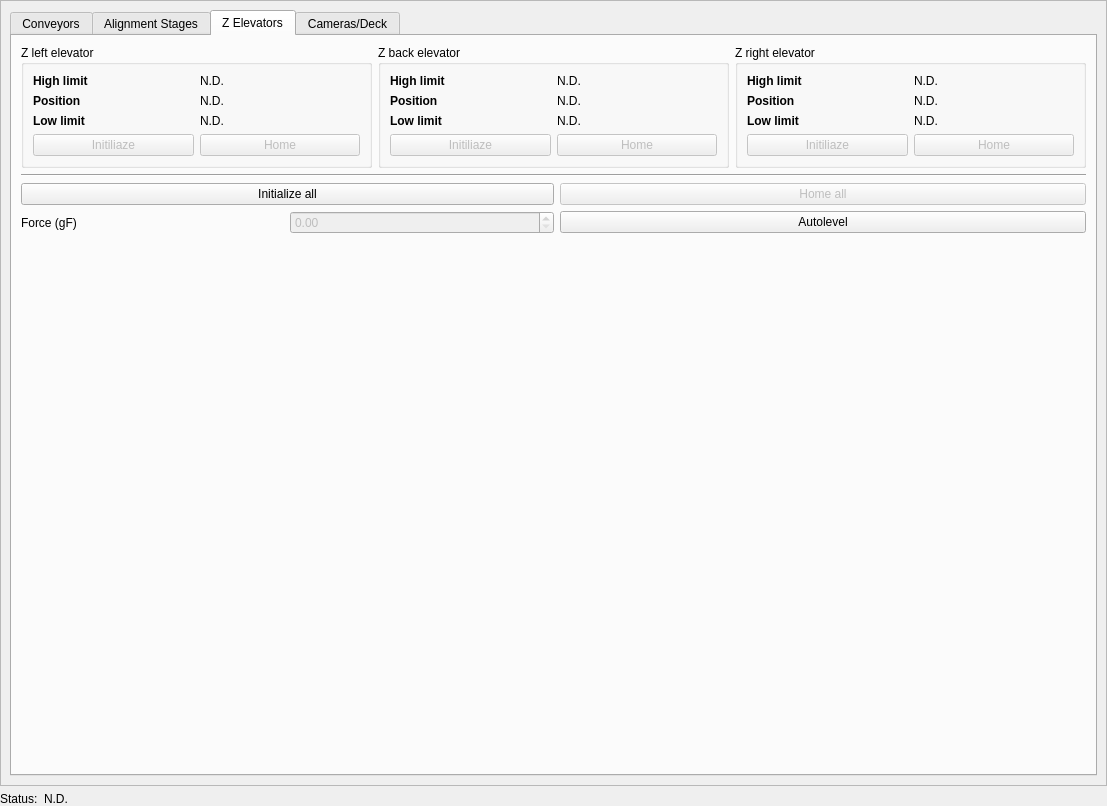
Old version of the form apps/tester/gui/Views/ProcedureTestView.ui in the repository lainez12/KS3.
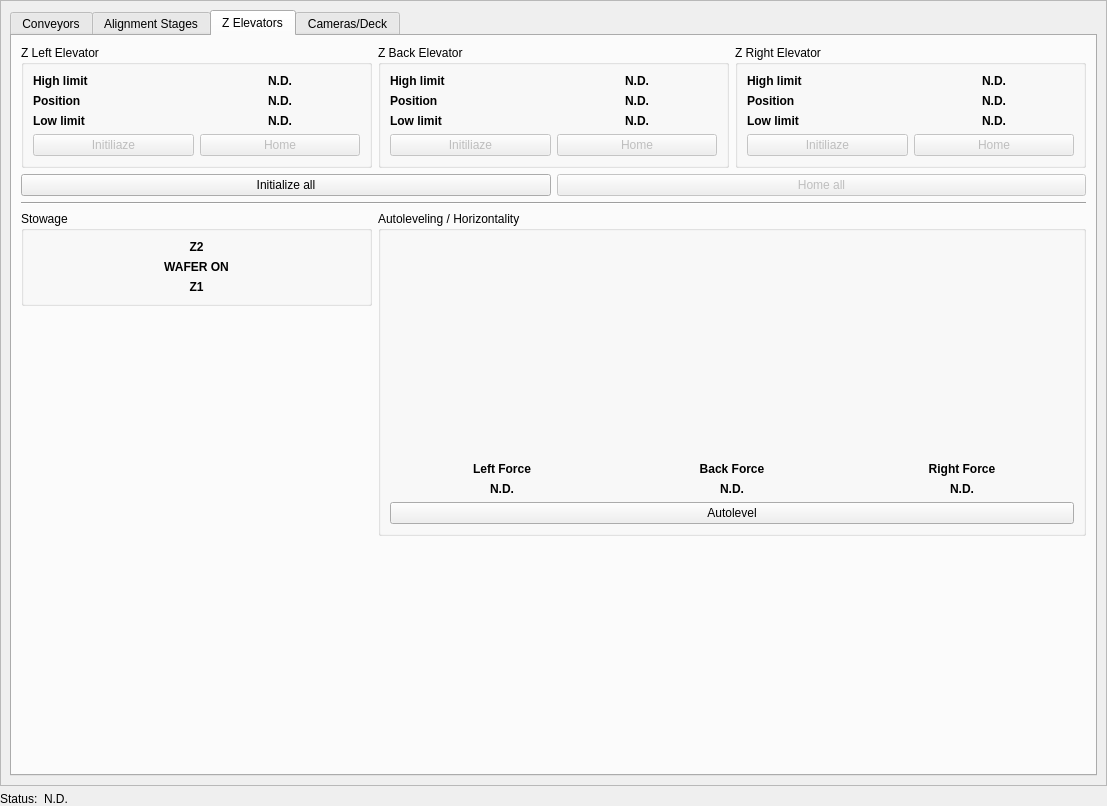
New version of the form. The open tabs and pages were chosen to show the change. Custom widgets are drawn as their Qt base class.

Commit message: feat(core,tester,configurator): refactor force handling with ADC taring and expand manual alignment controls

Diff of the .ui file:
```diff
--- a/apps/tester/gui/Views/ProcedureTestView.ui
+++ b/apps/tester/gui/Views/ProcedureTestView.ui
@@ -771,14 +771,22 @@
            <item row="0" column="2">
             <widget class="QGroupBox" name="groupBox_3">
              <property name="title">
-              <string>Z right elevator</string>
+              <string>Z Right Elevator</string>
              </property>
              <layout class="QGridLayout" name="gridLayout_6">
               <item row="0" column="1">
                <widget class="QLabel" name="zRightHighLimit">
+                <property name="font">
+                 <font>
+                  <bold>true</bold>
+                 </font>
+                </property>
                 <property name="text">
                  <string>N.D.</string>
                 </property>
+                <property name="alignment">
+                 <set>Qt::AlignmentFlag::AlignCenter</set>
+                </property>
                </widget>
               </item>
               <item row="2" column="0">
@@ -807,9 +815,17 @@
               </item>
               <item row="2" column="1">
                <widget class="QLabel" name="zRightLowLimit">
+                <property name="font">
+                 <font>
+                  <bold>true</bold>
+                 </font>
+                </property>
                 <property name="text">
                  <string>N.D.</string>
                 </property>
+                <property name="alignment">
+                 <set>Qt::AlignmentFlag::AlignCenter</set>
+                </property>
                </widget>
               </item>
               <item row="0" column="0">
@@ -846,64 +862,16 @@
               </item>
               <item row="1" column="1">
                <widget class="QLabel" name="zRightPos">
+                <property name="font">
+                 <font>
+                  <bold>true</bold>
+                 </font>
+                </property>
                 <property name="text">
                  <string>N.D.</string>
                 </property>
-               </widget>
-              </item>
-             </layout>
-            </widget>
-           </item>
-           <item row="2" column="0" colspan="3">
-            <widget class="QWidget" name="widget" native="true">
-             <layout class="QGridLayout" name="gridLayout_8" columnstretch="1,1,2" rowminimumheight="0,0,0">
-              <property name="leftMargin">
-               <number>0</number>
-              </property>
-              <property name="topMargin">
-               <number>0</number>
-              </property>
-              <property name="rightMargin">
-               <number>0</number>
-              </property>
-              <property name="bottomMargin">
-               <number>0</number>
-              </property>
-              <item row="2" column="1">
-               <widget class="QDoubleSpinBox" name="doubleSpinBox">
-                <property name="enabled">
-                 <bool>false</bool>
-                </property>
-               </widget>
-              </item>
-              <item row="1" column="2">
-               <widget class="QPushButton" name="btnHomeAllZAxes">
-                <property name="enabled">
-                 <bool>false</bool>
-                </property>
-                <property name="text">
-                 <string>Home all</string>
-                </property>
-               </widget>
-              </item>
-              <item row="2" column="2">
-               <widget class="QPushButton" name="btnStartAutolevel">
-                <property name="text">
-                 <string>Autolevel</string>
-                </property>
-               </widget>
-              </item>
-              <item row="2" column="0">
-               <widget class="QLabel" name="label_30">
-                <property name="text">
-                 <string>Force (gF)</string>
-                </property>
-               </widget>
-              </item>
-              <item row="1" column="0" colspan="2">
-               <widget class="QPushButton" name="btnInitAllZAxes">
-                <property name="text">
-                 <string>Initialize all</string>
+                <property name="alignment">
+                 <set>Qt::AlignmentFlag::AlignCenter</set>
                 </property>
                </widget>
               </item>
@@ -913,14 +881,22 @@
            <item row="0" column="1">
             <widget class="QGroupBox" name="groupBox_2">
              <property name="title">
-              <string>Z back elevator</string>
+              <string>Z Back Elevator</string>
              </property>
              <layout class="QGridLayout" name="gridLayout_5">
               <item row="1" column="1">
                <widget class="QLabel" name="zBackPos">
+                <property name="font">
+                 <font>
+                  <bold>true</bold>
+                 </font>
+                </property>
                 <property name="text">
                  <string>N.D.</string>
                 </property>
+                <property name="alignment">
+                 <set>Qt::AlignmentFlag::AlignCenter</set>
+                </property>
                </widget>
               </item>
               <item row="1" column="0">
@@ -949,9 +925,17 @@
               </item>
               <item row="0" column="1">
                <widget class="QLabel" name="zBackHighLimit">
+                <property name="font">
+                 <font>
+                  <bold>true</bold>
+                 </font>
+                </property>
                 <property name="text">
                  <string>N.D.</string>
                 </property>
+                <property name="alignment">
+                 <set>Qt::AlignmentFlag::AlignCenter</set>
+                </property>
                </widget>
               </item>
               <item row="3" column="1">
@@ -976,9 +960,17 @@
               </item>
               <item row="2" column="1">
                <widget class="QLabel" name="zBackLowLimit">
+                <property name="font">
+                 <font>
+                  <bold>true</bold>
+                 </font>
+                </property>
                 <property name="text">
                  <string>N.D.</string>
                 </property>
+                <property name="alignment">
+                 <set>Qt::AlignmentFlag::AlignCenter</set>
+                </property>
                </widget>
               </item>
               <item row="2" column="0">
@@ -996,17 +988,119 @@
              </layout>
             </widget>
            </item>
-           <item row="1" column="0" colspan="3">
-            <widget class="Line" name="line_5">
+           <item row="5" column="0" colspan="3">
+            <spacer name="verticalSpacer_7">
              <property name="orientation">
-              <enum>Qt::Orientation::Horizontal</enum>
+              <enum>Qt::Orientation::Vertical</enum>
              </property>
+             <property name="sizeHint" stdset="0">
+              <size>
+               <width>20</width>
+               <height>40</height>
+              </size>
+             </property>
+            </spacer>
+           </item>
+           <item row="2" column="0" colspan="3">
+            <widget class="QWidget" name="widget" native="true">
+             <layout class="QGridLayout" name="gridLayout_8" columnstretch="0,0">
+              <property name="leftMargin">
+               <number>0</number>
+              </property>
+              <property name="topMargin">
+               <number>0</number>
+              </property>
+              <property name="rightMargin">
+               <number>0</number>
+              </property>
+              <property name="bottomMargin">
+               <number>0</number>
+              </property>
+              <item row="3" column="0" colspan="2">
+               <widget class="Line" name="line_6">
+                <property name="orientation">
+                 <enum>Qt::Orientation::Horizontal</enum>
+                </property>
+               </widget>
+              </item>
+              <item row="1" column="1">
+               <widget class="QPushButton" name="btnHomeAllZAxes">
+                <property name="enabled">
+                 <bool>false</bool>
+                </property>
+                <property name="text">
+                 <string>Home all</string>
+                </property>
+               </widget>
+              </item>
+              <item row="1" column="0">
+               <widget class="QPushButton" name="btnInitAllZAxes">
+                <property name="text">
+                 <string>Initialize all</string>
+                </property>
+               </widget>
+              </item>
+             </layout>
+            </widget>
+           </item>
+           <item row="3" column="0">
+            <widget class="QGroupBox" name="groupBox_7">
+             <property name="title">
+              <string>Stowage</string>
+             </property>
+             <layout class="QGridLayout" name="gridLayout_13">
+              <item row="0" column="0">
+               <widget class="QLabel" name="lblZ2Limit">
+                <property name="font">
+                 <font>
+                  <bold>true</bold>
+                 </font>
+                </property>
+                <property name="text">
+                 <string>Z2</string>
+                </property>
+                <property name="alignment">
+                 <set>Qt::AlignmentFlag::AlignCenter</set>
+                </property>
+               </widget>
+              </item>
+              <item row="1" column="0">
+               <widget class="QLabel" name="lblWaferOnLimit">
+                <property name="font">
+                 <font>
+                  <bold>true</bold>
+                 </font>
+                </property>
+                <property name="text">
+                 <string>WAFER ON</string>
+                </property>
+                <property name="alignment">
+                 <set>Qt::AlignmentFlag::AlignCenter</set>
+                </property>
+               </widget>
+              </item>
+              <item row="2" column="0">
+               <widget class="QLabel" name="lblZ1Limit">
+                <property name="font">
+                 <font>
+                  <bold>true</bold>
+                 </font>
+                </property>
+                <property name="text">
+                 <string>Z1</string>
+                </property>
+                <property name="alignment">
+                 <set>Qt::AlignmentFlag::AlignCenter</set>
+                </property>
+               </widget>
+              </item>
+             </layout>
             </widget>
            </item>
            <item row="0" column="0">
             <widget class="QGroupBox" name="groupBox">
              <property name="title">
-              <string>Z left elevator</string>
+              <string>Z Left Elevator</string>
              </property>
              <property name="flat">
               <bool>false</bool>
@@ -1029,9 +1123,17 @@
               </item>
               <item row="0" column="1">
                <widget class="QLabel" name="zLeftHighLimit">
+                <property name="font">
+                 <font>
+                  <bold>true</bold>
+                 </font>
+                </property>
                 <property name="text">
                  <string>N.D.</string>
                 </property>
+                <property name="alignment">
+                 <set>Qt::AlignmentFlag::AlignCenter</set>
+                </property>
                </widget>
               </item>
               <item row="1" column="0">
@@ -1048,9 +1150,17 @@
               </item>
               <item row="1" column="1">
                <widget class="QLabel" name="zLeftPos">
+                <property name="font">
+                 <font>
+                  <bold>true</bold>
+                 </font>
+                </property>
                 <property name="text">
                  <string>N.D.</string>
                 </property>
+                <property name="alignment">
+                 <set>Qt::AlignmentFlag::AlignCenter</set>
+                </property>
                </widget>
               </item>
               <item row="2" column="0">
@@ -1067,9 +1177,17 @@
               </item>
               <item row="2" column="1">
                <widget class="QLabel" name="zLeftLowLimit">
+                <property name="font">
+                 <font>
+                  <bold>true</bold>
+                 </font>
+                </property>
                 <property name="text">
                  <string>N.D.</string>
                 </property>
+                <property name="alignment">
+                 <set>Qt::AlignmentFlag::AlignCenter</set>
+                </property>
                </widget>
               </item>
               <item row="3" column="0">
@@ -1095,8 +1213,8 @@
              </layout>
             </widget>
            </item>
-           <item row="4" column="0" colspan="3">
-            <spacer name="verticalSpacer_7">
+           <item row="4" column="0">
+            <spacer name="verticalSpacer_9">
              <property name="orientation">
               <enum>Qt::Orientation::Vertical</enum>
              </property>
@@ -1108,6 +1226,160 @@
              </property>
             </spacer>
            </item>
+           <item row="3" column="1" rowspan="2" colspan="2">
+            <widget class="QGroupBox" name="groupBox_6">
+             <property name="title">
+              <string>Autoleveling / Horizontality</string>
+             </property>
+             <layout class="QGridLayout" name="gridLayout_12" rowstretch="1,0,0,0">
+              <item row="3" column="0" colspan="3">
+               <widget class="QPushButton" name="btnStartAutolevel">
+                <property name="text">
+                 <string>Autolevel</string>
+                </property>
+               </widget>
+              </item>
+              <item row="2" column="2">
+               <widget class="QLabel" name="lblRightForce">
+                <property name="font">
+                 <font>
+                  <bold>true</bold>
+                 </font>
+                </property>
+                <property name="layoutDirection">
+                 <enum>Qt::LayoutDirection::LeftToRight</enum>
+                </property>
+                <property name="text">
+                 <string>N.D.</string>
+                </property>
+                <property name="alignment">
+                 <set>Qt::AlignmentFlag::AlignCenter</set>
+                </property>
+               </widget>
+              </item>
+              <item row="2" column="0">
+               <widget class="QLabel" name="lblLeftForce">
+                <property name="font">
+                 <font>
+                  <bold>true</bold>
+                 </font>
+                </property>
+                <property name="layoutDirection">
+                 <enum>Qt::LayoutDirection::LeftToRight</enum>
+                </property>
+                <property name="text">
+                 <string>N.D.</string>
+                </property>
+                <property name="alignment">
+                 <set>Qt::AlignmentFlag::AlignCenter</set>
+                </property>
+               </widget>
+              </item>
+              <item row="1" column="1">
+               <widget class="QLabel" name="label_18">
+                <property name="font">
+                 <font>
+                  <bold>true</bold>
+                 </font>
+                </property>
+                <property name="layoutDirection">
+                 <enum>Qt::LayoutDirection::LeftToRight</enum>
+                </property>
+                <property name="text">
+                 <string>Back Force</string>
+                </property>
+                <property name="alignment">
+                 <set>Qt::AlignmentFlag::AlignCenter</set>
+                </property>
+               </widget>
+              </item>
+              <item row="1" column="0">
+               <widget class="QLabel" name="label_5">
+                <property name="font">
+                 <font>
+                  <bold>true</bold>
+                 </font>
+                </property>
+                <property name="layoutDirection">
+                 <enum>Qt::LayoutDirection::LeftToRight</enum>
+                </property>
+                <property name="text">
+                 <string>Left Force</string>
+                </property>
+                <property name="alignment">
+                 <set>Qt::AlignmentFlag::AlignCenter</set>
+                </property>
+               </widget>
+              </item>
+              <item row="1" column="2">
+               <widget class="QLabel" name="label_21">
+                <property name="font">
+                 <font>
+                  <bold>true</bold>
+                 </font>
+                </property>
+                <property name="layoutDirection">
+                 <enum>Qt::LayoutDirection::LeftToRight</enum>
+                </property>
+                <property name="text">
+                 <string>Right Force</string>
+                </property>
+                <property name="alignment">
+                 <set>Qt::AlignmentFlag::AlignCenter</set>
+                </property>
+               </widget>
+              </item>
+              <item row="2" column="1">
+               <widget class="QLabel" name="lblBackForce">
+                <property name="font">
+                 <font>
+                  <bold>true</bold>
+                 </font>
+                </property>
+                <property name="layoutDirection">
+                 <enum>Qt::LayoutDirection::LeftToRight</enum>
+                </property>
+                <property name="text">
+                 <string>N.D.</string>
+                </property>
+                <property name="alignment">
+                 <set>Qt::AlignmentFlag::AlignCenter</set>
+                </property>
+               </widget>
+              </item>
+              <item row="0" column="0">
+               <widget class="Kub3::Tools::Tester::RealTimeCurveWidget" name="pltLeftForce" native="true">
+                <property name="minimumSize">
+                 <size>
+                  <width>0</width>
+                  <height>184</height>
+                 </size>
+                </property>
+               </widget>
+              </item>
+              <item row="0" column="1">
+               <widget class="Kub3::Tools::Tester::RealTimeCurveWidget" name="pltBackForce" native="true">
+                <property name="minimumSize">
+                 <size>
+                  <width>0</width>
+                  <height>184</height>
+                 </size>
+                </property>
+               </widget>
+              </item>
+              <item row="0" column="2">
+               <widget class="Kub3::Tools::Tester::RealTimeCurveWidget" name="pltRightForce" native="true">
+                <property name="minimumSize">
+                 <size>
+                  <width>0</width>
+                  <height>184</height>
+                 </size>
+                </property>
+               </widget>
+              </item>
+             </layout>
+            </widget>
+           </item>
           </layout>
          </widget>
          <widget class="QWidget" name="camerasDeckTab">
@@ -1316,6 +1588,14 @@
    </item>
   </layout>
  </widget>
+ <customwidgets>
+  <customwidget>
+   <class>Kub3::Tools::Tester::RealTimeCurveWidget</class>
+   <extends>QWidget</extends>
+   <header location="global">Views/Components/RealTimeCurveWidget.h</header>
+   <container>1</container>
+  </customwidget>
+ </customwidgets>
  <resources/>
  <connections/>
 </ui>
```
Left out of the diff: 2 changed lines with no effect on the pictures. The commit also changes 41 other files.
